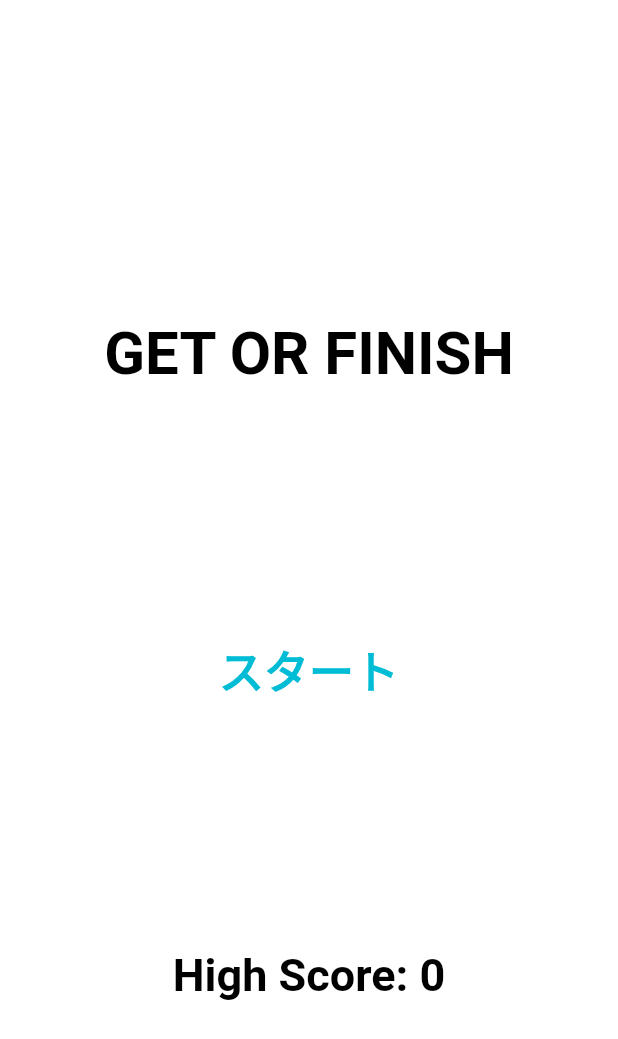
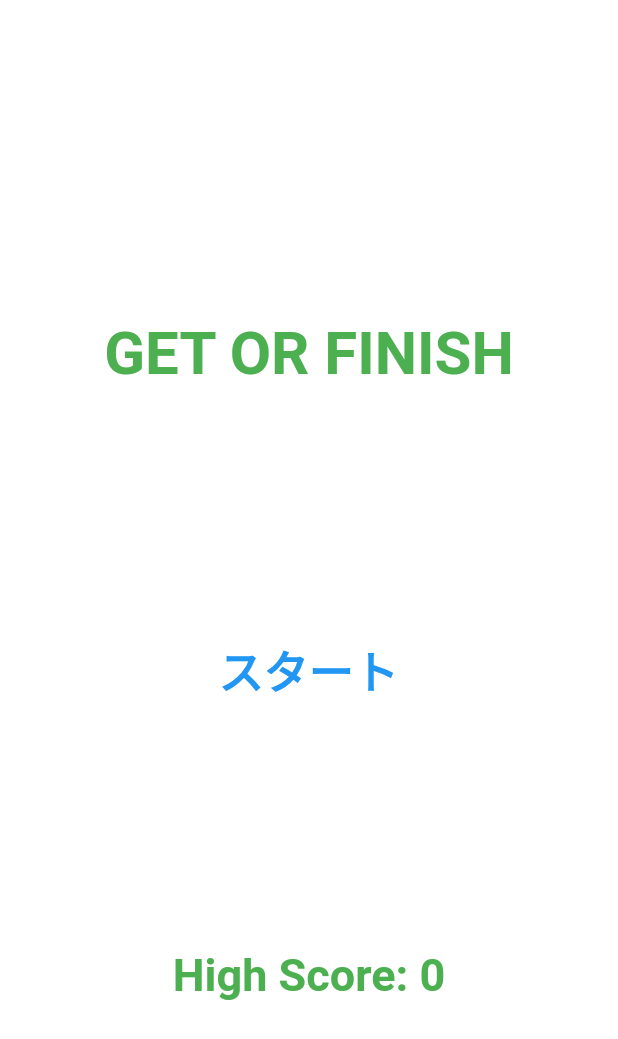
Before and after one commit to iseruuuuu/prize_get_app, a Flutter app: the screen it shows after launch, on a phone screen of 412 x 824 dp. Shown: the top 1039 px of the screen. Run offline on Flutter 3.47's test engine with Material 2 defaults, Android fonts, the phone set to English and light mode, and no system bars; drawn by our look-alikes of flutter_easyloading; our stand-ins replace get, shared_preferences; missing offline and left inert: enum_to_string.

Commit message:
add: タイトル画面の色を緑にした

```diff
--- a/lib/screen/home/home_screen.dart
+++ b/lib/screen/home/home_screen.dart
@@ -25,7 +25,7 @@ class HomeScreen extends StatelessWidget {
                 style: TextStyle(
                   fontSize: 40,
                   fontWeight: FontWeight.bold,
-                  color: Colors.black,
+                  color: Colors.green,
                 ),
               ),
               TextButton(
@@ -35,7 +35,7 @@ class HomeScreen extends StatelessWidget {
                   style: TextStyle(
                     fontSize: 30,
                     fontWeight: FontWeight.bold,
-                    color: Colors.cyan,
+                    color: Colors.blue,
                   ),
                 ),
               ),
@@ -44,7 +44,7 @@ class HomeScreen extends StatelessWidget {
                   style: const TextStyle(
                     fontSize: 30,
                     fontWeight: FontWeight.bold,
-                    color: Colors.black,
+                    color: Colors.green,
                   ),
                 ),
               ),
```
